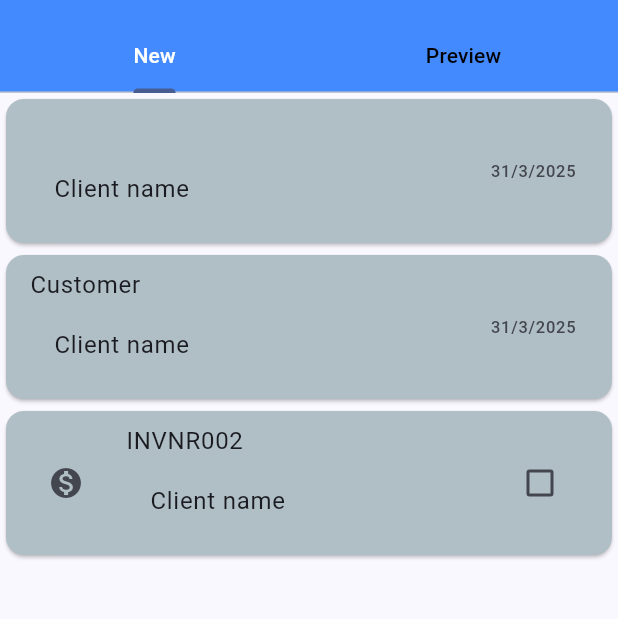
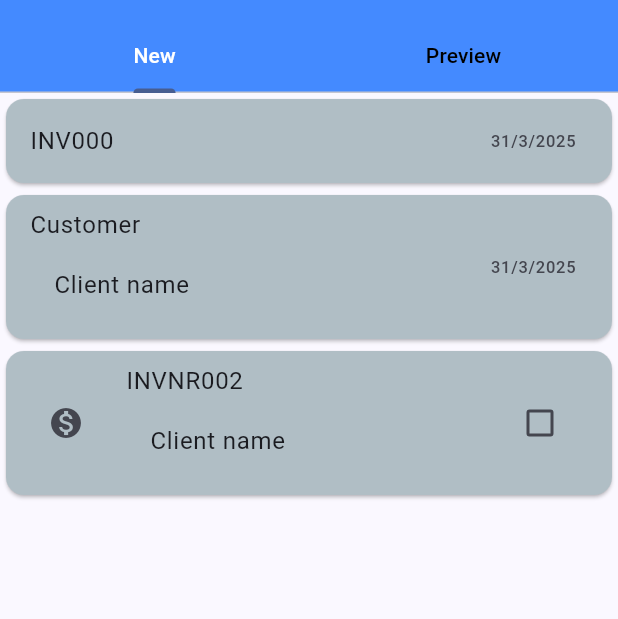
Before and after one commit to TJaskowski/InvoiceMobileApp, a Flutter app: the AddInvoice screen opened by its route, on a phone screen of 412 x 824 dp, the part 63-682 px from its top. Run offline on Flutter 3.47's test engine with Material 3 defaults, Android fonts, the phone set to English and light mode, and no system bars; our stand-ins replace flutter_riverpod.

Commit message:
Invoice number and date setting done

```diff
--- a/lib/widgets/new_invoice.dart
+++ b/lib/widgets/new_invoice.dart
@@ -12,25 +12,21 @@ class NewInvoice extends ConsumerWidget {
   Widget build(BuildContext context, WidgetRef ref) {
 
     final invoiceNumber = ref.watch(invoiceProvider).invoiceNumber;
+    final invoiceDate = ref.watch(invoiceProvider).invoiceDate;
     return ListView(
       children: [
         Card(
           color: Colors.blueGrey[200],
           child: ListTile(
             title: Text(invoiceNumber),
-            subtitle: ListTile(
-              title: Text('Client name'),
-              onTap: () {
-                print('Client name clicked');
-              },
-            ),
+
             trailing: Text(
-                "${DateTime.now().day}/${DateTime.now().month}/${DateTime.now().year}"),
+                "${invoiceDate.day}/${invoiceDate.month}/${invoiceDate.year}"),
             onTap: () {
               showDialog(
                   context: context,
                   builder: (context) {
-                    return InvoiceNumber();
+                    return InvoiceNumberDialog();
                   });
             },
           ),
@@ -71,7 +67,7 @@ class NewInvoice extends ConsumerWidget {
             trailing: Checkbox(
                 value: false,
                 onChanged: (value) {
-                  value = true;
+
                   print('Checkbox clicked');
                 }),
             onTap: () {
```
Also changed, not shown: lib/notifiers/invoice_notifier.dart (+11 -1 lines), lib/widgets/invoice_number.dart (+24 -12 lines).
